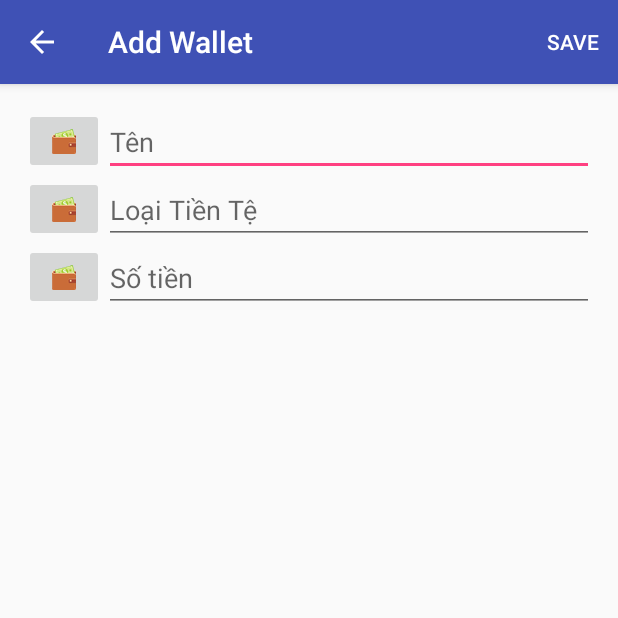
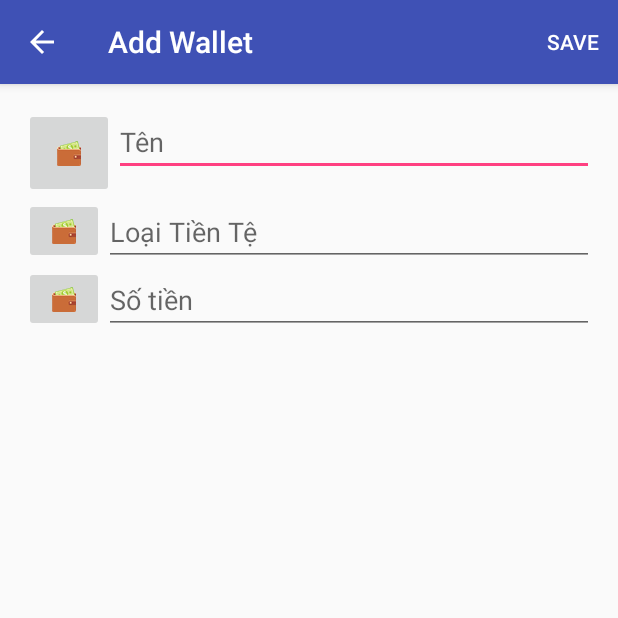
Before and after one commit to alanddev/manWal, an Android app: the WalletAddActivity screen opened directly, with no data from a screen before it, on a phone screen of 412 x 824 dp, the top half of it. Run offline under Robolectric (Android 15) with nearby library versions, the phone set to English and light mode, and no system bars.

Commit message:
Wallet update add images from gallery

```diff
--- a/app/src/main/AndroidManifest.xml
+++ b/app/src/main/AndroidManifest.xml
@@ -44,4 +44,6 @@
             android:theme="@style/AppTheme.NoActionBar"></activity>
     </application>
 
+    <uses-permission android:name="android.permission.WRITE_EXTERNAL_STORAGE" />
+
 </manifest>
--- a/app/src/main/java/com/alanddev/manwal/controller/WalletController.java
+++ b/app/src/main/java/com/alanddev/manwal/controller/WalletController.java
@@ -25,7 +25,8 @@ public class WalletController implements IDataSource {
             MwSQLiteHelper.COLUMN_WALLET_ID,
             MwSQLiteHelper.COLUMN_WALLET_NAME,
             MwSQLiteHelper.COLUMN_WALLET_AMOUNT,
-            MwSQLiteHelper.COLUMN_WALLET_CURRENCY
+            MwSQLiteHelper.COLUMN_WALLET_CURRENCY,
+            MwSQLiteHelper.COLUMN_WALLET_IMG
     };
 
     public WalletController(Context context){
@@ -51,6 +52,7 @@ public class WalletController implements IDataSource {
         values.put(MwSQLiteHelper.COLUMN_WALLET_NAME, wallet.getName());
         values.put(MwSQLiteHelper.COLUMN_WALLET_AMOUNT, wallet.getAmount());
         values.put(MwSQLiteHelper.COLUMN_WALLET_CURRENCY, wallet.getCurrency());
+        values.put(MwSQLiteHelper.COLUMN_WALLET_IMG, wallet.getImage());
 
         String selectQuery = MwSQLiteHelper.COLUMN_WALLET_NAME + " = \"" + wallet.getName() + "\"";
         database.insert(MwSQLiteHelper.TABLE_WALLET, null,
@@ -116,6 +118,7 @@ public class WalletController implements IDataSource {
         wallet.setName(cursor.getString(1));
         wallet.setAmount(cursor.getDouble(2));
         wallet.setCurrency(cursor.getString(3));
+        wallet.setImage(cursor.getString(4));
         return wallet;
     }
 
--- a/app/src/main/java/com/alanddev/manwal/helper/MwSQLiteHelper.java
+++ b/app/src/main/java/com/alanddev/manwal/helper/MwSQLiteHelper.java
@@ -17,6 +17,8 @@ public class MwSQLiteHelper extends SQLiteOpenHelper {
     public static final String COLUMN_WALLET_NAME = "name";
     public static final String COLUMN_WALLET_AMOUNT = "amount";
     public static final String COLUMN_WALLET_CURRENCY = "currency";
+    // only save image Name file.
+    public static final String COLUMN_WALLET_IMG="image";
 
     // table Currency
     public static final String COLUMN_CUR_ID = "id";
@@ -60,7 +62,8 @@ public class MwSQLiteHelper extends SQLiteOpenHelper {
             + COLUMN_WALLET_ID + " INTEGER PRIMARY KEY AUTOINCREMENT, "
             + COLUMN_WALLET_NAME + " text not null, "
             + COLUMN_WALLET_AMOUNT + " real not null, "
-            + COLUMN_WALLET_CURRENCY + " text not null"
+            + COLUMN_WALLET_CURRENCY + " text not null, "
+            + COLUMN_WALLET_IMG + " text not null"
             + ");";
 
     private static final String CUR_CREATE = "CREATE TABLE "
--- a/app/src/main/java/com/alanddev/manwal/ui/ListCurrencyActivity.java
+++ b/app/src/main/java/com/alanddev/manwal/ui/ListCurrencyActivity.java
@@ -64,8 +64,6 @@ public class ListCurrencyActivity extends AppCompatActivity {
         setSupportActionBar(toolbar);
         getSupportActionBar().setDisplayHomeAsUpEnabled(true);
 
-
-
     }
 
     @Override
--- a/app/src/main/java/com/alanddev/manwal/util/Constant.java
+++ b/app/src/main/java/com/alanddev/manwal/util/Constant.java
@@ -10,4 +10,6 @@ public class Constant {
     public static final String DATE_FORMAT_PICKER = "dd/MM/yyyy";
     public static final String DATE_FORMAT_DB = "yyyy-MM-dd HH:mm:ss";
     public static final int CUR_WALLET_REQUEST = 2;
+    public static final int GALLERY_WALLET_REQUEST = 3;
+    public static final String PATH_IMG="/sdcard/manwal/image";
 }
--- a/app/src/main/res/layout/content_list_currency.xml
+++ b/app/src/main/res/layout/content_list_currency.xml
@@ -14,7 +14,8 @@
     >
     <ListView android:layout_width="fill_parent"
         android:layout_height="fill_parent"
-        android:id="@+id/list_currency">
+        android:id="@+id/list_currency"
+        >
     </ListView>
 
 </LinearLayout>
--- a/app/src/main/res/layout/content_wallet_add.xml
+++ b/app/src/main/res/layout/content_wallet_add.xml
@@ -20,10 +20,11 @@
 
 
         <ImageButton
-            android:layout_width="53dp"
-            android:layout_height="44dp"
-            android:id="@+id/imageButton"
-            android:src="@mipmap/wallet" />
+            android:layout_width="60dp"
+            android:layout_height="60dp"
+            android:id="@+id/imageWallet"
+            android:src="@mipmap/wallet"
+            android:onClick="clickChooseImage"/>
 
         <EditText
             android:layout_width="match_parent"
@@ -55,6 +56,7 @@
             android:layout_width="match_parent"
             android:layout_height="wrap_content"
             android:id="@+id/txtCurrency"
+            android:focusable="false"
             android:onClick="onClickCurrency"
             android:hint="@string/currency"
             android:editable="false"/>
```
Also changed, not shown: app/src/main/java/com/alanddev/manwal/model/Wallet.java (+12 -1 lines), app/src/main/java/com/alanddev/manwal/ui/MainActivity.java (+7 -0 lines), app/src/main/java/com/alanddev/manwal/ui/WalletAddActivity.java (+67 -20 lines), app/src/main/java/com/alanddev/manwal/util/Utils.java (+66 -0 lines), app/src/main/res/values/strings.xml (+11 -0 lines).
